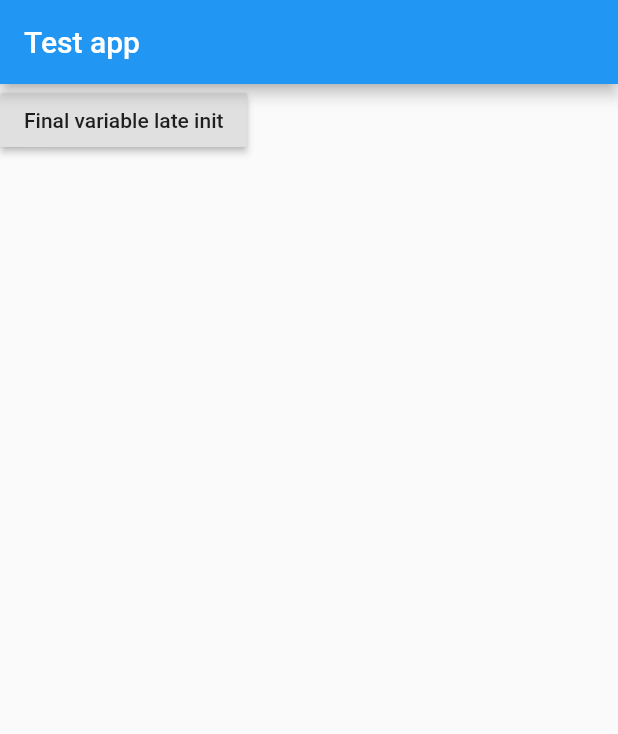
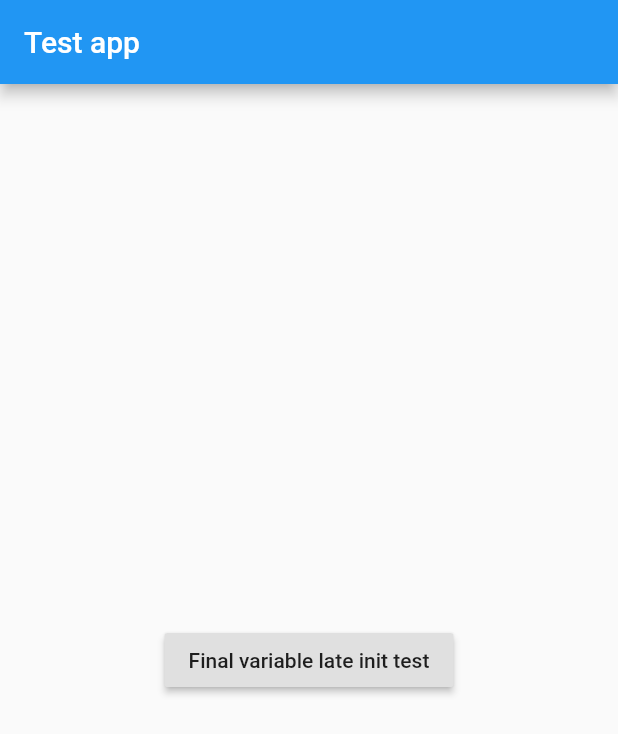
Before and after one commit to mpowloka/dart_lang-test, a Flutter app: the screen it shows after launch, on a phone screen of 412 x 824 dp. Shown: the top 734 px of the screen. Run offline on Flutter 3.47's test engine with Material 2 defaults, Android fonts, the phone set to English and light mode, and no system bars.

Commit message:
Test of late initialization of class level and top level final variables (class level does not work?)

```diff
--- a/lib/final_late_init_test.dart
+++ b/lib/final_late_init_test.dart
@@ -0,0 +1,31 @@
+import 'package:flutter/material.dart';
+
+final topLevelValue = _Value("Top level variable");
+
+class FinalLateInitTestButton extends StatelessWidget {
+  final classLevelValue = _Value("Class level variable");
+
+  @override
+  Widget build(BuildContext context) {
+    return RaisedButton(
+      child: Text("Final variable late init test"),
+      onPressed: () {
+        print("Going to access class level variable");
+        print(classLevelValue._value);
+        print("Variable accessed");
+
+        print("Going to access top level variable");
+        print(topLevelValue._value);
+        print("Variable accessed");
+      },
+    );
+  }
+}
+
+class _Value {
+  final String _value;
+
+  _Value(this._value) {
+    print("Variable being initialized: $_value");
+  }
+}
--- a/lib/home.dart
+++ b/lib/home.dart
@@ -1,4 +1,5 @@
 import 'package:flutter/material.dart';
+import 'package:jug_2/final_late_init_test.dart';
 
 class MyHomePage extends StatelessWidget {
   @override
@@ -7,25 +8,14 @@ class MyHomePage extends StatelessWidget {
       appBar: AppBar(
         title: Text("Test app"),
       ),
-      body: Column(
-        children: <Widget>[
-          FinalLateInitTestButton(),
-        ],
+      body: Center(
+        child: Column(
+          mainAxisAlignment: MainAxisAlignment.center,
+          children: <Widget>[
+            FinalLateInitTestButton(),
+          ],
+        ),
       ),
     );
   }
 }
-
-class FinalLateInitTestButton extends StatelessWidget {
-
-  final value = getValue();
-
-  @override
-  Widget build(BuildContext context) {
-    return RaisedButton(
-        child: Text("Final variable late init"), onPressed: () {});
-  }
-
-}
-
-class
```
Also changed, not shown: lib/main.dart (+0 -9 lines).
